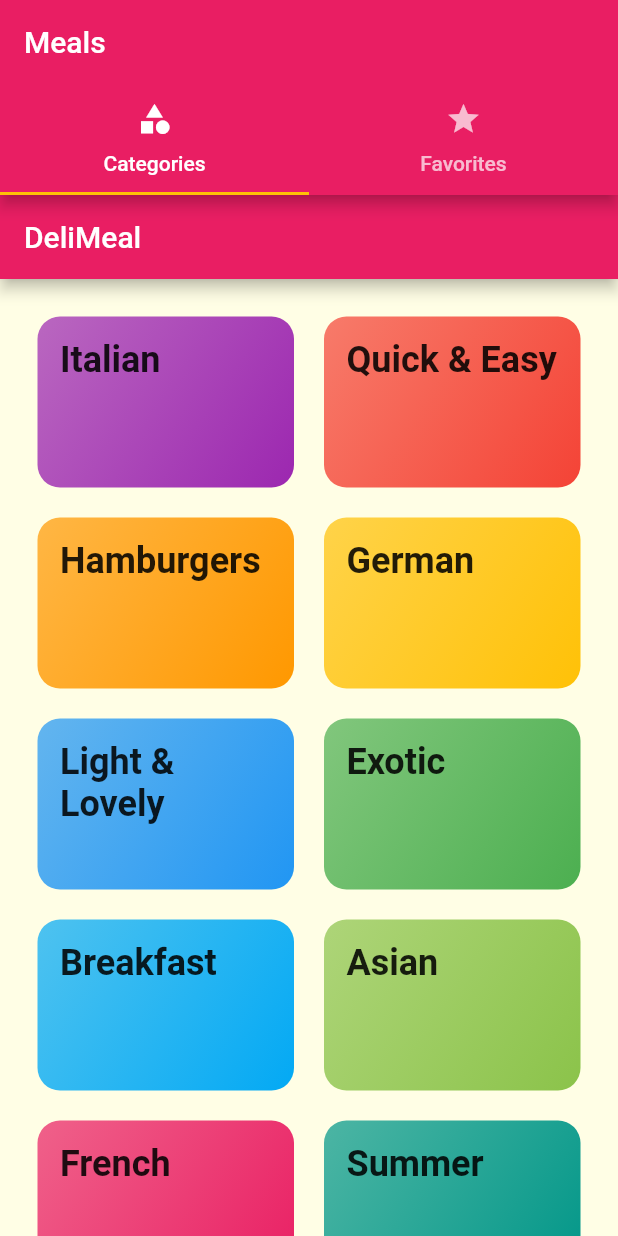
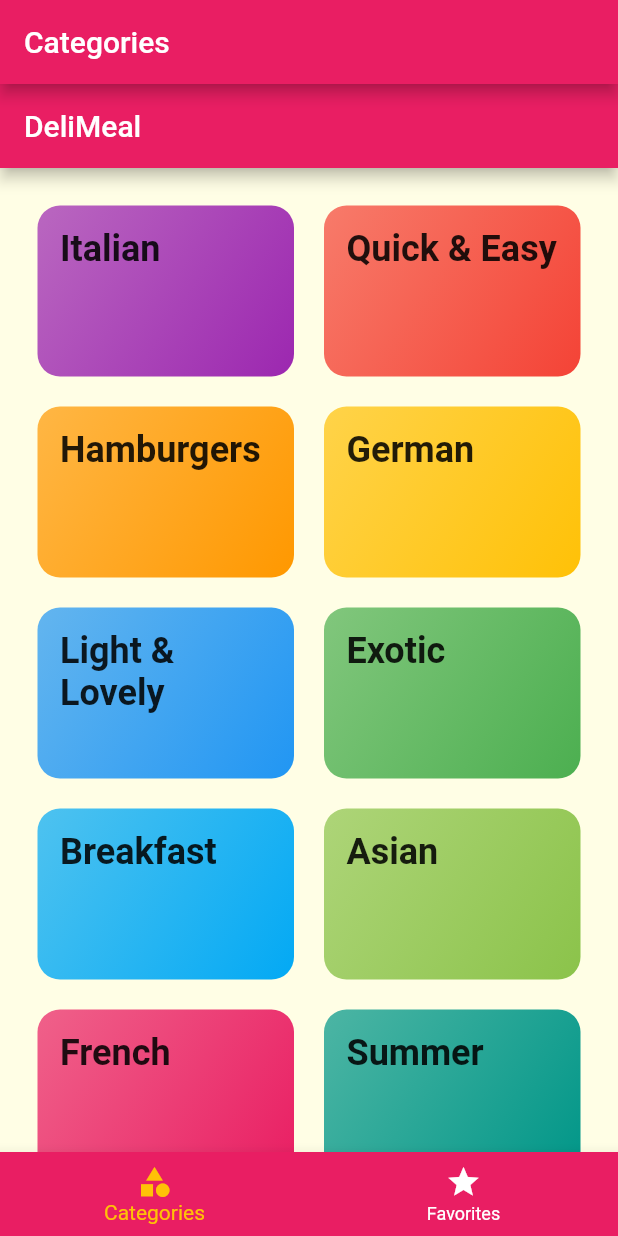
Before and after one commit to anawatj/meal-app, a Flutter app: the screen it shows after launch, on a phone screen of 412 x 824 dp. Run offline on Flutter 3.47's test engine with Material 2 defaults, Android fonts, the phone set to English and light mode, and no system bars; Roboto replaces fonts that are missing (Raleway, RobotoCondensed).

```diff
--- a/lib/screens/tabs_screen.dart
+++ b/lib/screens/tabs_screen.dart
@@ -1,43 +1,58 @@
 import 'package:flutter/material.dart';
 
-import 'package:flutter/material.dart';
-import 'package:mealapp/screens/categories_screen.dart';
-import 'package:mealapp/screens/favorites_screen.dart';
+import './favorites_screen.dart';
+import './categories_screen.dart';
 
 class TabsScreen extends StatefulWidget {
   @override
-  State<StatefulWidget> createState() => _TabsScreenState();
+  _TabsScreenState createState() => _TabsScreenState();
 }
 
 class _TabsScreenState extends State<TabsScreen> {
-  void onTab() {}
+  final List<Map<String, Object>> _pages = [
+    {
+      'page': CategoriesScreen(),
+      'title': 'Categories',
+    },
+    {
+      'page': FavoritesScreen(),
+      'title': 'Your Favorite',
+    },
+  ];
+  int _selectedPageIndex = 0;
+
+  void _selectPage(int index) {
+    setState(() {
+      _selectedPageIndex = index;
+    });
+  }
+
   @override
   Widget build(BuildContext context) {
-    return DefaultTabController(
-      length: 2,
-      initialIndex: 0,
-      child: Scaffold(
-        appBar: AppBar(
-          title: Text("Meals"),
-          bottom: TabBar(
-            tabs: <Widget>[
-              Tab(
-                icon: Icon(Icons.category),
-                text: "Categories",
-              ),
-              Tab(
-                icon: Icon(Icons.star),
-                text: "Favorites",
-              )
-            ],
+    return Scaffold(
+      appBar: AppBar(
+        title: Text(_pages[_selectedPageIndex]['title'].toString()),
+      ),
+      body: _pages[_selectedPageIndex]['page'] as Widget,
+      bottomNavigationBar: BottomNavigationBar(
+        onTap: _selectPage,
+        backgroundColor: Theme.of(context).primaryColor,
+        unselectedItemColor: Colors.white,
+        selectedItemColor: Theme.of(context).accentColor,
+        currentIndex: _selectedPageIndex,
+        // type: BottomNavigationBarType.fixed,
+        items: [
+          BottomNavigationBarItem(
+            backgroundColor: Theme.of(context).primaryColor,
+            icon: Icon(Icons.category),
+            title: Text('Categories'),
           ),
-        ),
-        body: TabBarView(
-          children: <Widget>[
-            CategoriesScreen(),
-            FavoritesScreen(),
-          ],
-        ),
+          BottomNavigationBarItem(
+            backgroundColor: Theme.of(context).primaryColor,
+            icon: Icon(Icons.star),
+            title: Text('Favorites'),
+          ),
+        ],
       ),
     );
   }
```
